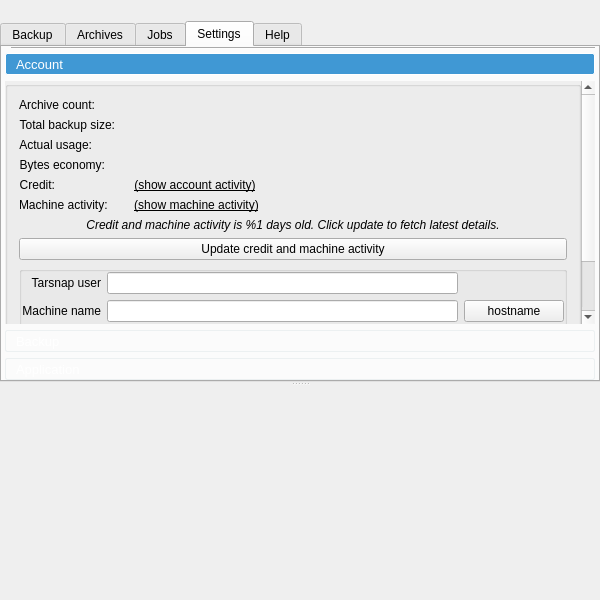
The window that forms/mainwindow.ui (Tarsnap/tarsnap-gui) describes before a commit, drawn with Qt 5.
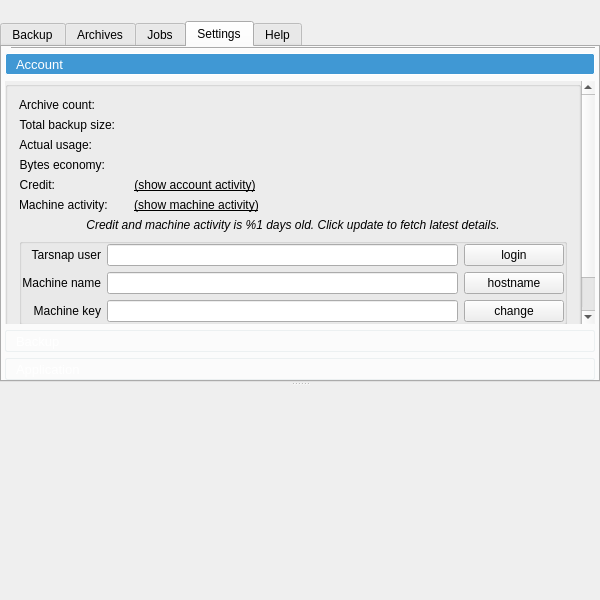
The same window after the commit. The open tabs and pages were chosen to show the change. Icons and pictures are not drawn. Custom widgets are drawn as their Qt base class.

Commit message:
Move Account update button to an empty slot.
And rename to Login. This also reduces vertical height requirements.

The edit to the form file:
```diff
--- a/forms/mainwindow.ui
+++ b/forms/mainwindow.ui
@@ -1324,16 +1324,6 @@
                       </property>
                      </widget>
                     </item>
-                    <item row="7" column="0" colspan="2">
-                     <widget class="QPushButton" name="updateAccountButton">
-                      <property name="toolTip">
-                       <string>Login to Tarsnap website to update credit and machine activity &lt;span style=&quot;color:gray;font-size:small&quot;&gt;%1&lt;/span&gt;</string>
-                      </property>
-                      <property name="text">
-                       <string>Update credit and machine activity</string>
-                      </property>
-                     </widget>
-                    </item>
                    </layout>
                   </item>
                   <item>
@@ -1476,6 +1466,16 @@
                        </property>
                       </widget>
                      </item>
+                     <item row="0" column="2">
+                      <widget class="QPushButton" name="updateAccountButton">
+                       <property name="toolTip">
+                        <string>Login to Tarsnap website to update credit and machine activity &lt;span style=&quot;color:gray;font-size:small&quot;&gt;%1&lt;/span&gt;</string>
+                       </property>
+                       <property name="text">
+                        <string>login</string>
+                       </property>
+                      </widget>
+                     </item>
                     </layout>
                    </widget>
                   </item>
```
Left out of the diff: 6 changed lines with no effect on the pictures. The commit also changes 1 other file.
